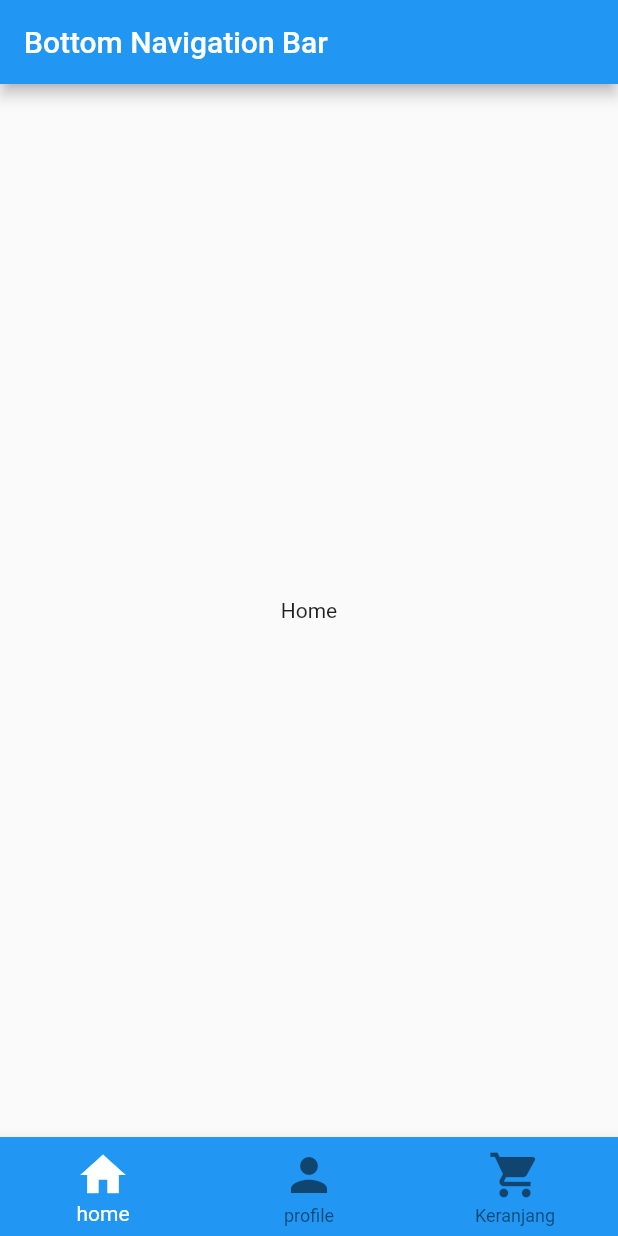
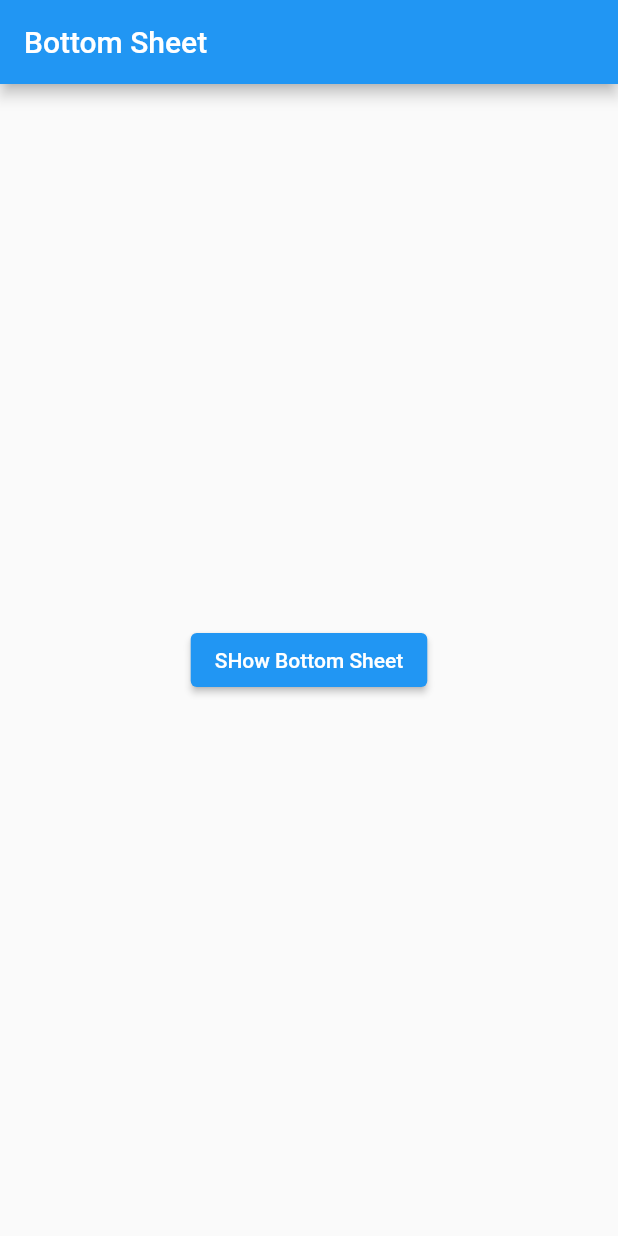
Before and after one commit to moohat/flutterStatefull, a Flutter app: the screen it shows after launch, on a phone screen of 412 x 824 dp. Run offline on Flutter 3.47's test engine with Material 2 defaults, Android fonts, the phone set to English and light mode, and no system bars.

Commit message:
Bottom sheet

```diff
--- a/lib/main.dart
+++ b/lib/main.dart
@@ -15,59 +15,62 @@
   }
 }
 
-class HomePage extends StatefulWidget {
+class HomePage extends StatelessWidget {
   const HomePage({super.key});
-
-  @override
-  State<HomePage> createState() => _HomePageState();
-}
-
-class _HomePageState extends State<HomePage> {
-  late int index;
-
-  List showWidget = [
-    Center(
-      child: Text("Home"),
-    ),
-    Center(
-      child: Text("Profile"),
-    ),
-    Center(
-      child: Text("Cart"),
-    ),
-  ];
-  @override
-  void initState() {
-    index = 0;
-    super.initState();
-  }
 
   @override
   Widget build(BuildContext context) {
     return Scaffold(
       appBar: AppBar(
-        title: Text("Bottom Navigation Bar"),
+        title: Text("Bottom Sheet"),
       ),
-      body: showWidget[index],
-      bottomNavigationBar: BottomNavigationBar(
-          backgroundColor: Colors.blue,
-          currentIndex: index,
-          selectedItemColor: Colors.white,
-          unselectedItemColor: Colors.grey[20],
-
-          //mengatur ukuran icon
-          iconSize: 36,
-          onTap: (value) {
-            setState(() {
-              index = value;
-            });
-          },
-          items: [
-            BottomNavigationBarItem(icon: Icon(Icons.home), label: "home"),
-            BottomNavigationBarItem(icon: Icon(Icons.person), label: "profile"),
-            BottomNavigationBarItem(
-                icon: Icon(Icons.shopping_cart), label: "Keranjang"),
-          ]),
+      body: Center(
+        child: Padding(
+          padding: EdgeInsets.all(30),
+          child: ElevatedButton(
+            onPressed: () {
+              showModalBottomSheet(
+                context: context,
+                shape: RoundedRectangleBorder(
+                  borderRadius: BorderRadius.circular(40),
+                ),
+                isDismissible: false,
+                builder: (context) => Container(
+                  height: 300,
+                  color: Colors.white,
+                  child: ListView(
+                    children: [
+                      ListTile(
+                        onTap: () => print("Klik Photo"),
+                        leading: Icon(Icons.photo),
+                        title: Text("Photo"),
+                      ),
+                      ListTile(
+                        leading: Icon(Icons.music_note_rounded),
+                        title: Text("Music"),
+                      ),
+                      ListTile(
+                        leading: Icon(Icons.video_collection),
+                        title: Text("Video"),
+                      ),
+                      ListTile(
+                        leading: Icon(Icons.share),
+                        title: Text("share"),
+                      ),
+                      ListTile(
+                        onTap: () => Navigator.pop(context),
+                        leading: Icon(Icons.cancel),
+                        title: Text("CANCEL"),
+                      ),
+                    ],
+                  ),
+                ),
+              );
+            },
+            child: Text("SHow Bottom Sheet"),
+          ),
+        ),
+      ),
     );
   }
 }
```
